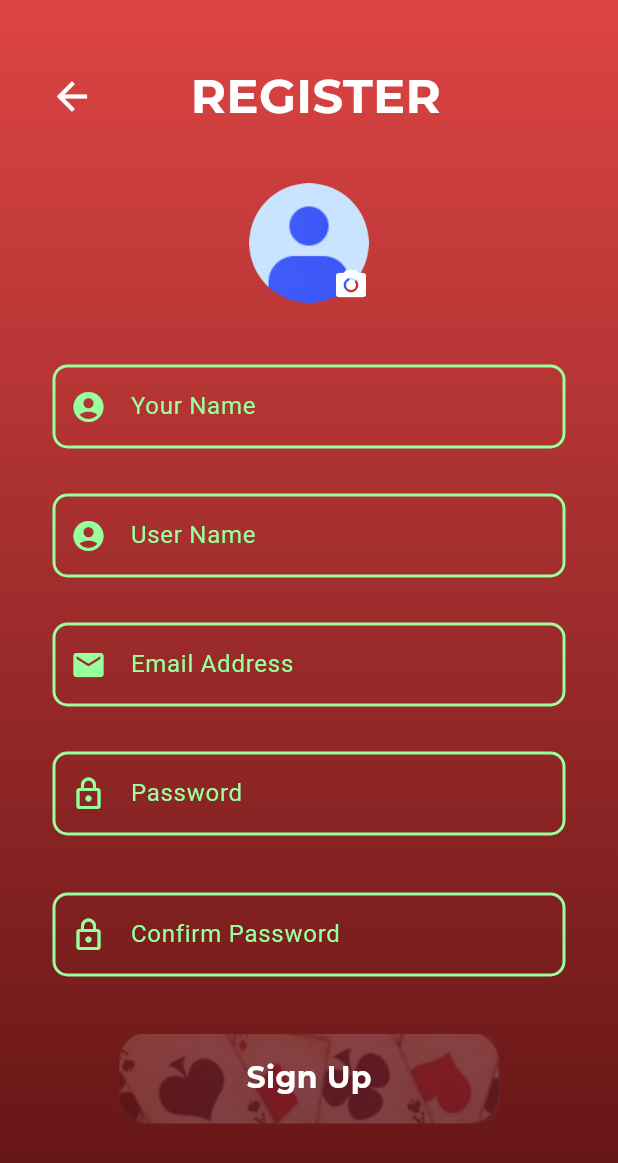
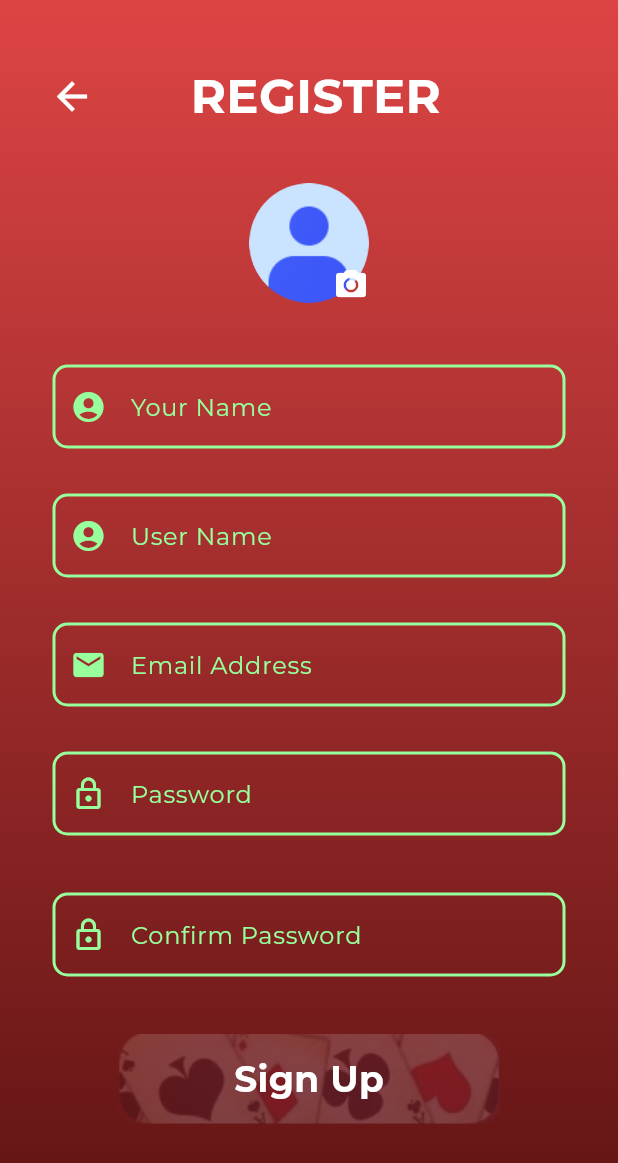
Before and after one commit to leehungw/Blackjack, a Flutter app: the SignupScreen screen opened by its route, on a phone screen of 412 x 824 dp. Shown: the top 1163 px of the screen. Run offline on Flutter 3.47's test engine with Material 3 defaults, Android fonts, the phone set to English and light mode, and no system bars; our stand-ins replace audioplayers, email_validator, firebase_auth, firebase_core, gap, go_router and 5 more; missing offline and left inert: mailer; accounts and stored records are empty.

Commit message:
OBA-44 Refactor Palette and TextStyles

```diff
--- a/lib/router.dart
+++ b/lib/config/router.dart
@@ -9,9 +9,9 @@ import 'package:flutter/foundation.dart';
 import 'package:go_router/go_router.dart';
 import 'package:provider/provider.dart';
 
-import 'settings/settings_screen.dart';
-import 'style/my_transition.dart';
-import 'style/palette.dart';
+import '../settings/settings_screen.dart';
+import '../style/my_transition.dart';
+import '../style/palette.dart';
 
 /// The router describes the game's navigational hierarchy, from the main
 /// screen through settings screens all the way to each individual level.
@@ -25,7 +25,7 @@ final router = GoRouter(
           path: 'signup',
           pageBuilder: (context, state) => buildMyTransition<void>(
             key: ValueKey('signup'),
-            color: context.watch<Palette>().backgroundPlaySession,
+            color: Palette.accountBackgroundGradientBottom,
             child: const SignupScreen(
               key: Key('signup'),
             ),
--- a/lib/main_menu/signup_screen.dart
+++ b/lib/main_menu/signup_screen.dart
@@ -1,5 +1,7 @@
 import 'dart:io';
 
+import 'package:card/style/palette.dart';
+import 'package:card/style/text_styles.dart';
 import 'package:email_validator/email_validator.dart';
 import 'package:firebase_auth/firebase_auth.dart';
 import 'package:flutter/material.dart';
@@ -321,7 +323,10 @@ class _SignupScreenState extends State<SignupScreen> {
                   gradient: LinearGradient(
                     begin: Alignment.topCenter,
                     end: Alignment.bottomCenter,
-                    colors: const [Color(0xFFDD4444), Color(0xFF5F1313)],
+                    colors: const [
+                      Palette.accountBackgroundGradientBottom,
+                      Palette.accountBackgroundGradientTop
+                    ],
                   ),
                 ),
                 child: Center(
@@ -336,18 +341,14 @@ class _SignupScreenState extends State<SignupScreen> {
                             icon: Icon(
                               Icons.arrow_back,
                               size: 30,
-                              color: Colors.white,
+                              color: Palette.primaryText,
                             ),
                           ),
                           Padding(
                             padding: const EdgeInsets.only(left: 55),
                             child: Text(
                               "REGISTER",
-                              style: TextStyle(
-                                  fontFamily: "Montserrat",
-                                  fontWeight: FontWeight.bold,
-                                  fontSize: 32,
-                                  color: Colors.white),
+                              style: TextStyles.screenTitle,
                             ),
                           )
                         ],
@@ -376,7 +377,7 @@ class _SignupScreenState extends State<SignupScreen> {
                           child: IconButton(
                             onPressed: _selectImageFromGallery,
                             icon: Icon(Icons.camera_alt),
-                            color: Colors.white,
+                            color: Palette.primaryText,
                           ),
                         ),
                       ],
@@ -391,26 +392,23 @@ class _SignupScreenState extends State<SignupScreen> {
                         onTap: () => {
                           //do sth
                         },
-                        style: Theme.of(context)
-                            .textTheme
-                            .bodyLarge!
-                            .copyWith(color: Colors.white),
+                        style: TextStyles.textFieldStyle
+                            .copyWith(color: Palette.primaryText),
                         decoration: InputDecoration(
                           enabledBorder: OutlineInputBorder(
                               borderSide: BorderSide(
-                                  width: 2, color: Color(0xFF97FF9B)),
+                                  width: 2,
+                                  color: Palette.textFieldBorderUnfocus),
                               borderRadius: BorderRadius.circular(10)),
                           focusedBorder: OutlineInputBorder(
                               borderSide: BorderSide(
-                                  width: 3, color: Color(0xFF2CFF35)),
+                                  width: 3,
+                                  color: Palette.textFieldBorderFocus),
                               borderRadius: BorderRadius.circular(10)),
                           labelText: "Your Name",
-                          labelStyle: Theme.of(context)
-                              .textTheme
-                              .bodyLarge!
-                              .copyWith(color: Color(0xFF97FF9B)),
+                          labelStyle: TextStyles.textFieldStyle,
                           prefixIcon: const Icon(Icons.account_circle),
-                          prefixIconColor: Color(0xFF97FF9B),
+                          prefixIconColor: Palette.textFieldBorderUnfocus,
                           helperText: " ",
                         ),
                         obscureText: false,
@@ -426,26 +424,23 @@ class _SignupScreenState extends State<SignupScreen> {
                         onTap: () => {
                           //do sth
                         },
-                        style: Theme.of(context)
-                            .textTheme
-                            .bodyLarge!
-                            .copyWith(color: Colors.white),
+                        style: TextStyles.textFieldStyle
+                            .copyWith(color: Palette.primaryText),
                         decoration: InputDecoration(
                           enabledBorder: OutlineInputBorder(
                               borderSide: BorderSide(
-                                  width: 2, color: Color(0xFF97FF9B)),
+                                  width: 2,
+                                  color: Palette.textFieldBorderUnfocus),
                               borderRadius: BorderRadius.circular(10)),
                           focusedBorder: OutlineInputBorder(
                               borderSide: BorderSide(
-                                  width: 3, color: Color(0xFF2CFF35)),
+                                  width: 3,
+                                  color: Palette.textFieldBorderFocus),
                               borderRadius: BorderRadius.circular(10)),
                           labelText: "User Name",
-                          labelStyle: Theme.of(context)
-                              .textTheme
-                              .bodyLarge!
-                              .copyWith(color: Color(0xFF97FF9B)),
+                          labelStyle: TextStyles.textFieldStyle,
                           prefixIcon: const Icon(Icons.account_circle),
-                          prefixIconColor: Color(0xFF97FF9B),
+                          prefixIconColor: Palette.textFieldBorderUnfocus,
                           helperText: " ",
                         ),
                         obscureText: false,
@@ -461,26 +456,23 @@ class _SignupScreenState extends State<SignupScreen> {
                         onTap: () => {
                           //do sth
                         },
-                        style: Theme.of(context)
-                            .textTheme
-                            .bodyLarge!
-                            .copyWith(color: Colors.white),
+                        style: TextStyles.textFieldStyle
+                            .copyWith(color: Palette.primaryText),
                         decoration: InputDecoration(
                           enabledBorder: OutlineInputBorder(
                               borderSide: BorderSide(
-                                  width: 2, color: Color(0xFF97FF9B)),
+                                  width: 2,
+                                  color: Palette.textFieldBorderUnfocus),
                               borderRadius: BorderRadius.circular(10)),
                           focusedBorder: OutlineInputBorder(
                               borderSide: BorderSide(
-                                  width: 3, color: Color(0xFF2CFF35)),
+                                  width: 3,
+                                  color: Palette.textFieldBorderFocus),
                               borderRadius: BorderRadius.circular(10)),
                           labelText: "Email Address",
-                          labelStyle: Theme.of(context)
-                              .textTheme
-                              .bodyLarge!
-                              .copyWith(color: Color(0xFF97FF9B)),
+                          labelStyle: TextStyles.textFieldStyle,
                           prefixIcon: const Icon(Icons.email),
-                          prefixIconColor: Color(0xFF97FF9B),
+                          prefixIconColor: Palette.textFieldBorderUnfocus,
                           helperText: " ",
                         ),
                         obscureText: false,
@@ -495,26 +487,23 @@ class _SignupScreenState extends State<SignupScreen> {
                         onTap: () => {
                           //do sth
                         },
-                        style: Theme.of(context)
-                            .textTheme
-                            .bodyLarge!
-                            .copyWith(color: Colors.white),
+                        style: TextStyles.textFieldStyle
+                            .copyWith(color: Palette.primaryText),
                         decoration: InputDecoration(
                           enabledBorder: OutlineInputBorder(
                               borderSide: BorderSide(
-                                  width: 2, color: Color(0xFF97FF9B)),
+                                  width: 2,
+                                  color: Palette.textFieldBorderUnfocus),
                               borderRadius: BorderRadius.circular(10)),
                           focusedBorder: OutlineInputBorder(
                               borderSide: BorderSide(
-                                  width: 3, color: Color(0xFF2CFF35)),
+                                  width: 3,
+                                  color: Palette.textFieldBorderFocus),
                               borderRadius: BorderRadius.circular(10)),
                           labelText: "Password",
-                          labelStyle: Theme.of(context)
-                              .textTheme
-                              .bodyLarge!
-                              .copyWith(color: Color(0xFF97FF9B)),
+                          labelStyle: TextStyles.textFieldStyle,
                           prefixIcon: const Icon(Icons.lock_outlined),
-                          prefixIconColor: Color(0xFF97FF9B),
+                          prefixIconColor: Palette.textFieldBorderUnfocus,
                         ),
                         obscureText: true,
                         obscuringCharacter: '*',
@@ -529,26 +518,23 @@ class _SignupScreenState extends State<SignupScreen> {
                         onTap: () => {
                           //do sth
                         },
-                        style: Theme.of(context)
-                            .textTheme
-                            .bodyLarge!
-                            .copyWith(color: Colors.white),
+                        style: TextStyles.textFieldStyle
+                            .copyWith(color: Palette.primaryText),
                         decoration: InputDecoration(
                           enabledBorder: OutlineInputBorder(
                               borderSide: BorderSide(
-                                  width: 2, color: Color(0xFF97FF9B)),
+                                  width: 2,
+                                  color: Palette.textFieldBorderUnfocus),
                               borderRadius: BorderRadius.circular(10)),
                           focusedBorder: OutlineInputBorder(
                               borderSide: BorderSide(
-                                  width: 3, color: Color(0xFF2CFF35)),
+                                  width: 3,
+                                  color: Palette.textFieldBorderFocus),
                               borderRadius: BorderRadius.circular(10)),
                           labelText: "Confirm Password",
-                          labelStyle: Theme.of(context)
-                              .textTheme
-                              .bodyLarge!
-                              .copyWith(color: Color(0xFF97FF9B)),
+                          labelStyle: TextStyles.textFieldStyle,
                           prefixIcon: const Icon(Icons.lock_outlined),
-                          prefixIconColor: Color(0xFF97FF9B),
+                          prefixIconColor: Palette.textFieldBorderUnfocus,
                         ),
                         obscureText: true,
                         obscuringCharacter: '*',
@@ -571,11 +557,7 @@ class _SignupScreenState extends State<SignupScreen> {
                               child: Center(
                                 child: Text(
                                   "Sign Up",
-                                  style: TextStyle(
-                                      fontWeight: FontWeight.bold,
-                                      fontSize: 20,
-                                      color: Colors.white,
-                                      fontFamily: "Montserrat"),
+                                  style: TextStyles.bigButtonText,
                                 ),
                               )),
                           onTap: () {
--- a/lib/play_session/play_session_screen.dart
+++ b/lib/play_session/play_session_screen.dart
@@ -45,8 +45,6 @@ class _PlaySessionScreenState extends State<PlaySessionScreen> {
 
   @override
   Widget build(BuildContext context) {
-    final palette = context.watch<Palette>();
-
     return MultiProvider(
       providers: [
         Provider.value(value: _boardState),
@@ -55,7 +53,7 @@ class _PlaySessionScreenState extends State<PlaySessionScreen> {
         // Ignore all input during the celebration animation.
         ignoring: _duringCelebration,
         child: Scaffold(
-          backgroundColor: palette.backgroundPlaySession,
+          backgroundColor: Palette.accountBackgroundGradientBottom,
           // The stack is how you layer widgets on top of each other.
           // Here, it is used to overlay the winning confetti animation on top
           // of the game.
--- a/lib/play_session/playing_area_widget.dart
+++ b/lib/play_session/playing_area_widget.dart
@@ -32,11 +32,11 @@ class _PlayingAreaWidgetState extends State<PlayingAreaWidget> {
         aspectRatio: 1 / 1,
         child: DragTarget<PlayingCardDragData>(
           builder: (context, candidateData, rejectedData) => Material(
-            color: isHighlighted ? palette.accept : palette.trueWhite,
+            color: isHighlighted ? Palette.black : Palette.primaryText,
             shape: CircleBorder(),
             clipBehavior: Clip.hardEdge,
             child: InkWell(
-              splashColor: palette.redPen,
+              splashColor: Palette.accountBackgroundGradientBottom,
               onTap: _onAreaTap,
               child: StreamBuilder(
                 // Rebuild the card stack whenever the area changes
--- a/lib/settings/settings_screen.dart
+++ b/lib/settings/settings_screen.dart
@@ -21,10 +21,9 @@ class SettingsScreen extends StatelessWidget {
   @override
   Widget build(BuildContext context) {
     final settings = context.watch<SettingsController>();
-    final palette = context.watch<Palette>();
 
     return Scaffold(
-      backgroundColor: palette.backgroundSettings,
+      backgroundColor: Palette.homeDialogBackgroundGradientBottom,
       body: ResponsiveScreen(
         squarishMainArea: ListView(
           children: [
--- a/lib/style/palette.dart
+++ b/lib/style/palette.dart
@@ -23,16 +23,36 @@ import 'package:flutter/material.dart';
 /// we could allow players to customize colors, for example,
 /// or even get the colors from the network.
 class Palette {
-  Color get pen => const Color(0xff1d75fb);
-  Color get darkPen => const Color(0xFF0050bc);
-  Color get redPen => const Color(0xFFd10841);
-  Color get inkFullOpacity => const Color(0xff352b42);
-  Color get ink => const Color(0xee352b42);
-  Color get accept => const Color(0xff15a44d);
-  Color get backgroundMain => const Color(0xffffd7ff);
-  Color get backgroundLevelSelection => const Color(0xffa2dcc7);
-  Color get backgroundPlaySession => const Color(0xffBC3737);
-  Color get background4 => const Color(0xffffffd1);
-  Color get backgroundSettings => const Color(0xffbfc8e3);
-  Color get trueWhite => const Color(0xffffffff);
+  static const Color titleTextGradientTop = Color(0xFFFEE60F);
+  static const Color titleTextGradientBottom = Color(0xFFF4FD8B);
+  static const Color textFieldBorderFocus = Color(0xFF2CFF35);
+  static const Color textFieldBorderUnfocus = Color(0xFF97FF9B);
+  static const Color primaryText = Color(0xFFFFFFFF);
+  static const Color accountBackgroundGradientTop = Color(0xFF5F1313);
+  static const Color accountBackgroundGradientBottom = Color(0xFFDD4444);
+  static const Color buttonConfirmBackground = Color(0xFF440682);
+  static const Color black = Color(0xFF000101);
+  static const Color homeBackgroundGradientBottom = Color(0xFF8A88FE);
+  static const Color homeBackgroundGradientTop = Color(0xFFFF6D6D);
+  static const Color numberText = Color(0xFF262398);
+  static const Color buttonStartBackgroundGradientTop = Color(0xFF02C9E5);
+  static const Color buttonStartBackgroundGradientBottom = Color(0xFF054A7B);
+  static const Color buttonPracticeBackgroundGradientBottom = Color(0xFF0F7B05);
+  static const Color buttonExitBackgroundGradientTop = Color(0xFF6E6D6C);
+  static const Color buttonExitBackgroundGradientBottom = Color(0xFFAB9C8B);
+  static const Color homeDialogBackgroundGradientTop = Color(0xFF4996B8);
+  static const Color homeDialogBackgroundGradientBottom = Color(0xFFFCABF9);
+  static const Color homeDialogPrimaryButtonBackgroundGradientTop =
+      Color(0xFFD87500);
+  static const Color homeDialogPrimaryButtonBackgroundGradientBottom =
+      Color(0xFFFBB958);
+  static const Color homeDialogSecondaryButtonBackgroundGradientTop =
+      Color(0xFFD800CF);
+  static const Color homeDialogSecondaryButtonBackgroundGradientBottom =
+      Color(0xFFFF7EFA);
+  static const Color settingText = Color(0xFF1D0070);
+  static const Color settingDialogButtonBackgroundGradientTop =
+      Color(0xFFFFD779);
+  static const Color settingDialogButtonBackgroundGradientBottom =
+      Color(0xFFFEEDC2);
 }
--- /dev/null
+++ b/lib/style/text_styles.dart
@@ -0,0 +1,49 @@
+import 'package:card/style/palette.dart';
+import 'package:flutter/material.dart';
+import 'package:google_fonts/google_fonts.dart';
+
+class TextStyles {
+  TextStyles(this.context);
+
+  BuildContext context;
+
+  static TextStyle defaultStyle = TextStyle(
+      fontSize: 14,
+      color: Palette.primaryText,
+      fontWeight: FontWeight.normal,
+      fontFamily: GoogleFonts.montserrat().fontFamily);
+  static TextStyle appTitle = TextStyle(
+      fontSize: 26,
+      fontWeight: FontWeight.bold,
+      fontFamily: GoogleFonts.montaguSlab().fontFamily);
+  static TextStyle textFieldStyle = TextStyle(
+      fontSize: 16,
+      color: Palette.textFieldBorderUnfocus,
+      fontWeight: FontWeight.normal,
+      fontFamily: GoogleFonts.montserrat().fontFamily);
+  static TextStyle linkLable = TextStyle(
+      fontSize: 14,
+      color: Palette.primaryText,
+      fontWeight: FontWeight.w400,
+      fontFamily: GoogleFonts.poppins().fontFamily);
+  static TextStyle bigButtonText = TextStyle(
+      fontSize: 24,
+      color: Palette.primaryText,
+      fontWeight: FontWeight.bold,
+      fontFamily: GoogleFonts.montserrat().fontFamily);
+  static TextStyle dialogButtonText = TextStyle(
+      fontSize: 16,
+      color: Palette.primaryText,
+      fontWeight: FontWeight.normal,
+      fontFamily: GoogleFonts.montserrat().fontFamily);
+  static TextStyle screenTitle = TextStyle(
+      fontSize: 32,
+      color: Palette.primaryText,
+      fontWeight: FontWeight.bold,
+      fontFamily: GoogleFonts.montserrat().fontFamily);
+  static TextStyle iconLabel = TextStyle(
+      fontSize: 13,
+      color: Palette.primaryText,
+      fontWeight: FontWeight.normal,
+      fontFamily: GoogleFonts.montserrat().fontFamily);
+}
--- a/lib/win_game/win_game_screen.dart
+++ b/lib/win_game/win_game_screen.dart
@@ -26,7 +26,7 @@ class WinGameScreen extends StatelessWidget {
     const gap = SizedBox(height: 10);
 
     return Scaffold(
-      backgroundColor: palette.backgroundPlaySession,
+      backgroundColor: Palette.homeBackgroundGradientBottom,
       body: ResponsiveScreen(
         squarishMainArea: Column(
           mainAxisAlignment: MainAxisAlignment.center,
--- a/pubspec.yaml
+++ b/pubspec.yaml
@@ -29,6 +29,7 @@ dependencies:
   pin_code_fields: ^8.0.1
   image_picker: ^1.0.7
   mailer: ^6.1.0
+  google_fonts: ^6.2.1
 
 dev_dependencies:
   flutter_lints: ^3.0.0
```
Also changed, not shown: lib/main.dart (+6 -8 lines), lib/main_menu/login_screen.dart (+44 -65 lines), lib/main_menu/main_menu_screen.dart (deleted, +0 -76 lines), lib/main_menu/pincode_screen.dart (+28 -48 lines), lib/play_session/playing_card_widget.dart (+5 -5 lines), lib/config/firebase_options.dart (renamed from lib/firebase_options.dart), pubspec.lock.
